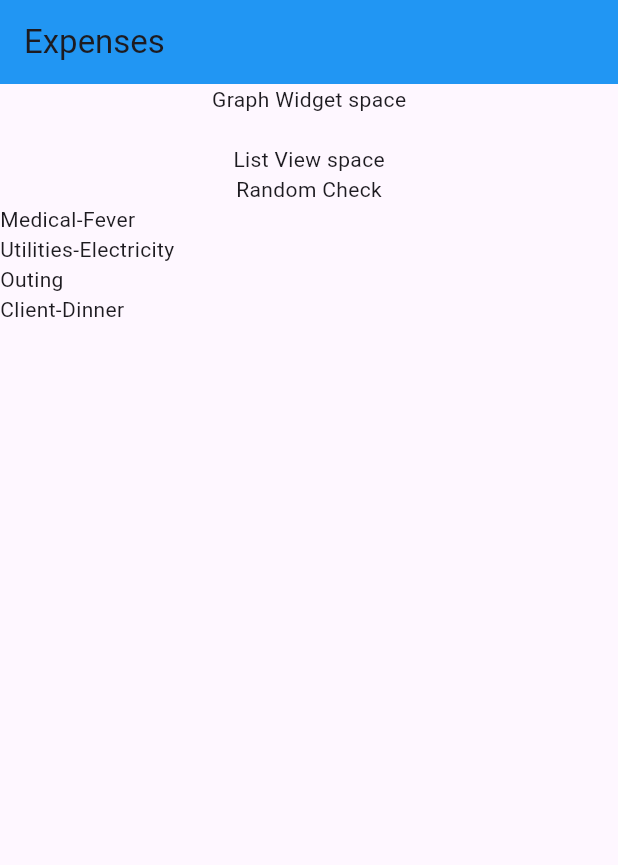
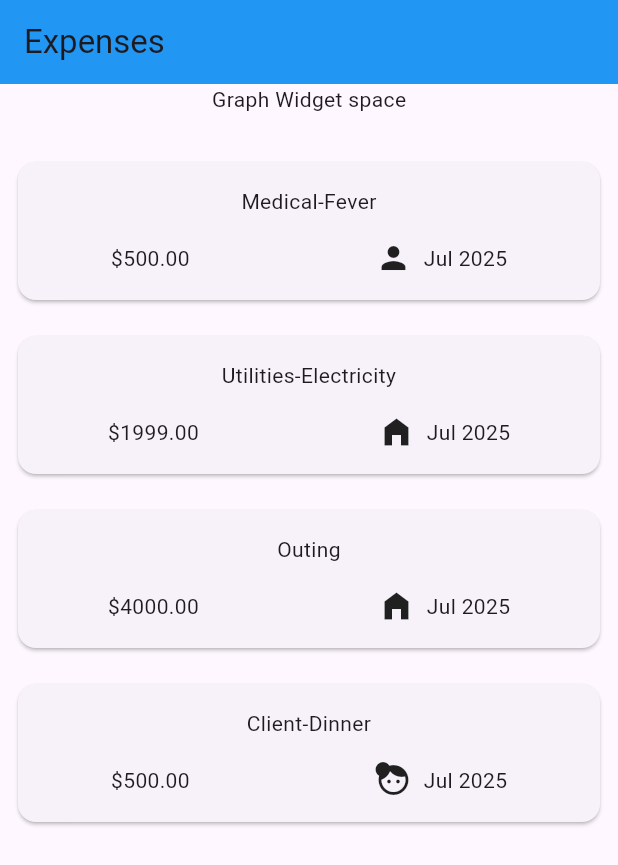
Before and after one commit to kaushalbundel/flutter_expense_tracker, a Flutter app: the screen it shows after launch, on a phone screen of 412 x 824 dp. Shown: the top 865 px of the screen. Run offline on Flutter 3.47's test engine with Material 3 defaults, Android fonts, the phone set to English and light mode, and no system bars.

Commit message:
card design complete

```diff
--- a/lib/main.dart
+++ b/lib/main.dart
@@ -1,5 +1,5 @@
 import 'package:flutter/material.dart';
-import 'package:expense_tracker/expenses.dart';
+import 'package:expense_tracker/widgets/expenses.dart';
 
 void main() {
   runApp(const Expenses());
--- a/lib/models/expense.dart
+++ b/lib/models/expense.dart
@@ -1,10 +1,19 @@
+import 'package:flutter/material.dart';
 import 'package:uuid/uuid.dart';
+import 'package:intl/intl.dart';
 
 /* Data class for capturing Expense related data points */
 
 final uuid = const Uuid();
 
 enum Category { home, client, vehicle, personal }
+
+final categoryIcons = {
+  Category.client: Icons.face_4,
+  Category.home: Icons.home_filled,
+  Category.personal: Icons.person,
+  Category.vehicle: Icons.electric_bike,
+};
 
 class DataExpense {
   DataExpense({
@@ -20,4 +29,7 @@ class DataExpense {
   final double amount;
   final DateTime date;
   final Category category;
+
+  var dateFormat = DateFormat.yMMM();
+  String get formattedDate => dateFormat.format(date);
 }
--- /dev/null
+++ b/lib/widgets/expense/expense_card.dart
@@ -0,0 +1,42 @@
+import 'package:flutter/material.dart';
+import 'package:expense_tracker/models/expense.dart';
+
+class ExpenseCard extends StatelessWidget {
+  const ExpenseCard({super.key, required this.expenseValues});
+
+  final DataExpense expenseValues;
+
+  @override
+  Widget build(BuildContext context) {
+    return Padding(
+      padding: const EdgeInsetsGeometry.symmetric(
+        horizontal: 8.0,
+        vertical: 8.0,
+      ),
+      child: SizedBox(
+        height: 100,
+        child: Card(
+          child: Column(
+            mainAxisAlignment: MainAxisAlignment.spaceEvenly,
+            children: [
+              Text(expenseValues.title, textAlign: TextAlign.center),
+              Row(
+                mainAxisAlignment: MainAxisAlignment.spaceAround,
+                children: [
+                  Text("\$${expenseValues.amount.toStringAsFixed(2)}"),
+                  Row(
+                    children: [
+                      Icon(categoryIcons[expenseValues.category]),
+                      const SizedBox(width: 8),
+                      Text(expenseValues.formattedDate),
+                    ],
+                  ),
+                ],
+              ),
+            ],
+          ),
+        ),
+      ),
+    );
+  }
+}
--- a/lib/expense_list_view.dart
+++ b/lib/widgets/expense/expense_list_view.dart
@@ -1,5 +1,6 @@
 import 'package:flutter/material.dart';
 import 'package:expense_tracker/models/expense.dart';
+import 'package:expense_tracker/widgets/expense/expense_card.dart';
 
 /* This class captures the list view of the active expenses on the home screen in a list view. */
 
@@ -16,7 +17,7 @@ class ExpenseListView extends StatelessWidget {
       child: ListView.builder(
         itemCount: listExpenses.length,
         itemBuilder: (ctx, index) {
-          return Text(listExpenses[index].title);
+          return ExpenseCard(expenseValues: listExpenses[index]);
         },
       ),
     );
--- a/lib/expenses.dart
+++ b/lib/widgets/expenses.dart
@@ -1,4 +1,4 @@
-import 'package:expense_tracker/expense_list_view.dart';
+import 'package:expense_tracker/widgets/expense/expense_list_view.dart';
 import 'package:flutter/material.dart';
 import 'package:expense_tracker/models/expense.dart';
 
@@ -65,8 +65,6 @@ class _ExpensesState extends State<Expenses> {
             children: [
               const Text("Graph Widget space"),
               const SizedBox(height: 20),
-              const Text("List View space"),
-              const Text("Random Check"),
               ExpenseListView(listExpenses: registeredExpenses),
             ],
           ),
--- a/pubspec.yaml
+++ b/pubspec.yaml
@@ -35,6 +35,7 @@ dependencies:
   # Use with the CupertinoIcons class for iOS style icons.
   cupertino_icons: ^1.0.8
   uuid: ^4.5.1
+  intl: ^0.20.2
 
 dev_dependencies:
   flutter_test:
```
Also changed, not shown: pubspec.lock.
